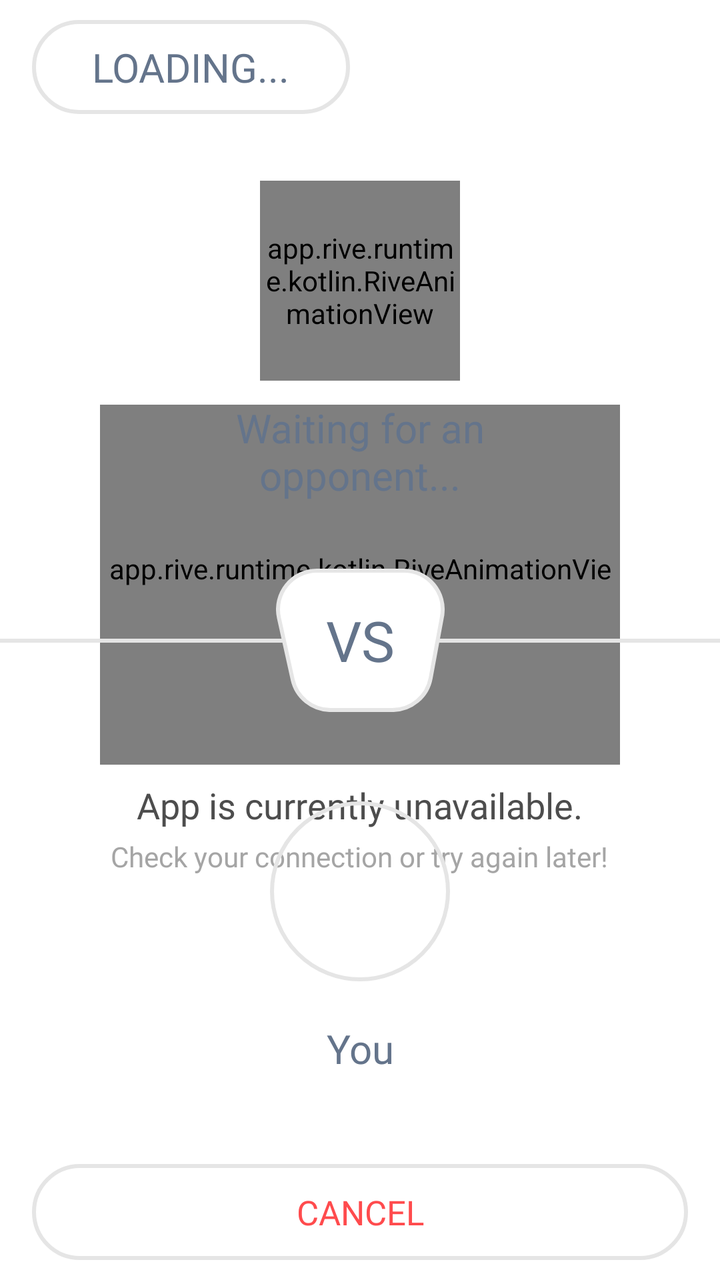
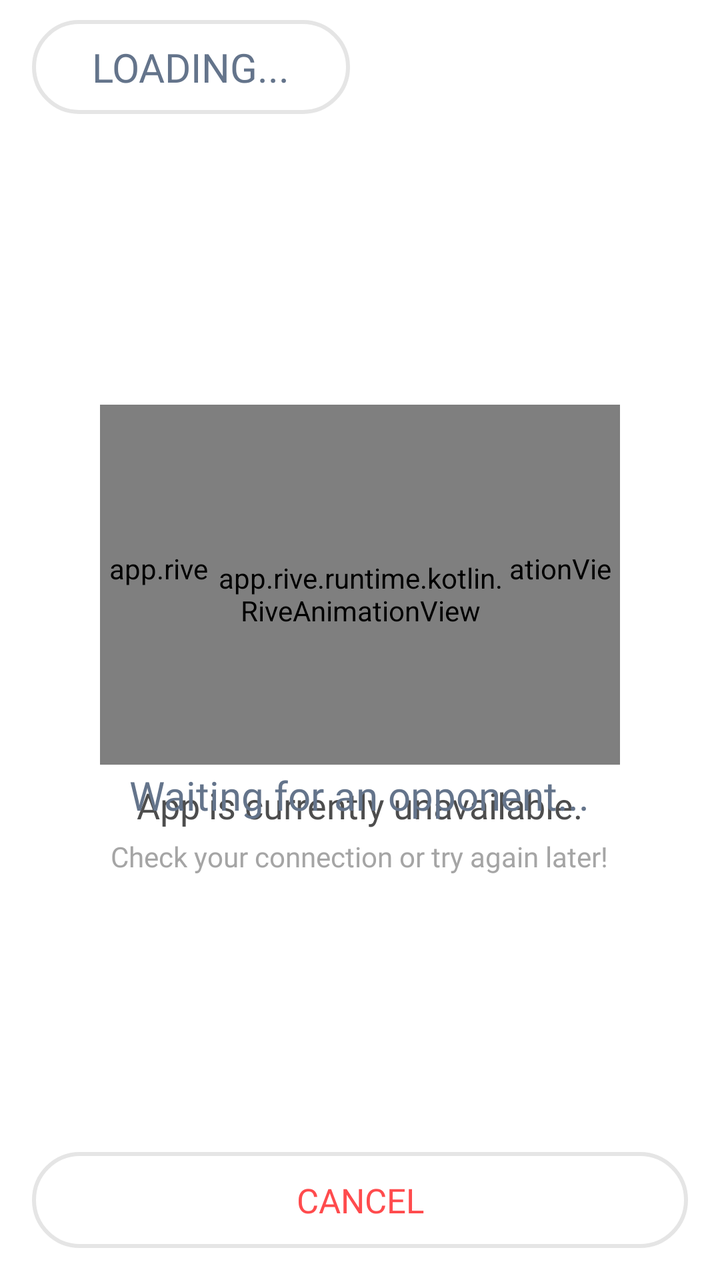

Screens rendered from an Android XML layout before and after an edit, with the pre-edit source and the edit as a unified diff.
<!-- AndroidManifest.xml: application theme Theme.Tetragon -->
<!-- res/layout/activity_private_waiting_room_math_storm.xml -->
<?xml version="1.0" encoding="utf-8"?>
<androidx.constraintlayout.widget.ConstraintLayout xmlns:android="http://schemas.android.com/apk/res/android"
    xmlns:app="http://schemas.android.com/apk/res-auto"
    xmlns:tools="http://schemas.android.com/tools"
    android:id="@+id/main"
    android:layout_width="match_parent"
    android:layout_height="match_parent"
    android:background="@color/white"
    tools:context=".ui.uiMathStormPrivate.PrivateWaitingRoomMathStorm">

    
    <LinearLayout
        android:id="@+id/internetConnection"
        android:layout_width="0dp"
        android:layout_height="wrap_content"
        android:background="@color/gray_3"
        android:gravity="center"
        android:orientation="horizontal"
        android:padding="10dp"
        android:visibility="gone"
        app:layout_constraintEnd_toEndOf="parent"
        app:layout_constraintStart_toStartOf="parent"
        app:layout_constraintTop_toTopOf="parent">

        <ImageView
            android:layout_width="20dp"
            android:layout_height="20dp"
            android:layout_marginEnd="10dp"
            android:src="@drawable/internet_lost" />

        <TextView
            android:layout_width="wrap_content"
            android:layout_height="wrap_content"
            android:fontFamily="@font/inter_semibold"
            android:text="YOU ARE OFFLINE"
            android:textColor="@color/black_3"
            android:textSize="14sp" />
    </LinearLayout>

    <LinearLayout
        android:id="@+id/offlineContainer"
        android:layout_width="0dp"
        android:layout_height="0dp"
        android:gravity="center"
        android:orientation="vertical"
        android:padding="16dp"
        app:layout_constraintBottom_toBottomOf="parent"
        app:layout_constraintEnd_toEndOf="parent"
        app:layout_constraintStart_toStartOf="parent"
        app:layout_constraintTop_toBottomOf="@id/internetConnection">

        <app.rive.runtime.kotlin.RiveAnimationView
            android:id="@+id/internet_mr_square"
            android:layout_width="260dp"
            android:layout_height="180dp"
            app:riveAutoPlay="true"
            app:riveResource="@raw/no_internet_mr_square"
            app:riveStateMachine="State Machine 1" />

        <TextView
            android:id="@+id/offlineTitle"
            android:layout_width="wrap_content"
            android:layout_height="wrap_content"
            android:layout_marginTop="8dp"
            android:fontFamily="@font/inter_semibold"
            android:text="App is currently unavailable."
            android:textColor="@color/black_3"
            android:textSize="18sp" />

        <TextView
            android:id="@+id/offlineSubtitle"
            android:layout_width="wrap_content"
            android:layout_height="wrap_content"
            android:layout_marginTop="4dp"
            android:fontFamily="@font/inter_medium"
            android:gravity="center"
            android:text="Check your connection or try again later!"
            android:textAlignment="center"
            android:textColor="@color/gray_1"
            android:textSize="14sp" />

    </LinearLayout>


    
    <androidx.constraintlayout.widget.ConstraintLayout
        android:id="@+id/mainContent"
        android:layout_width="0dp"
        android:layout_height="0dp"
        app:layout_constraintBottom_toBottomOf="parent"
        app:layout_constraintEnd_toEndOf="parent"
        app:layout_constraintStart_toStartOf="parent"
        app:layout_constraintTop_toBottomOf="@id/internetConnection">

        <androidx.constraintlayout.widget.ConstraintLayout
            android:layout_width="match_parent"
            android:layout_height="match_parent"
            android:fitsSystemWindows="true">

            
            <LinearLayout
                android:id="@+id/timerMistakeBar"
                android:layout_width="wrap_content"
                android:layout_height="wrap_content"
                android:layout_marginStart="16dp"
                android:layout_marginTop="10dp"
                android:background="@drawable/top_bar_background"
                android:clipChildren="false"
                android:clipToPadding="false"
                android:gravity="center_vertical"
                android:orientation="horizontal"
                android:padding="10dp"
                android:paddingStart="30dp"
                android:paddingEnd="30dp"
                app:layout_constraintStart_toStartOf="parent"
                app:layout_constraintTop_toTopOf="parent">

                <TextView
                    android:id="@+id/game_id_text"
                    android:layout_width="wrap_content"
                    android:layout_height="wrap_content"
                    android:fontFamily="@font/inter_semibold"
                    android:text="@string/loading"
                    android:textColor="#64748b"
                    android:textSize="20sp" />
            </LinearLayout>

            <LinearLayout
                android:id="@+id/linearLayout"
                android:layout_width="match_parent"
                android:layout_height="wrap_content"
                android:gravity="center"
                android:orientation="vertical"
                app:layout_constraintBottom_toTopOf="@+id/vs_line_container"
                app:layout_constraintTop_toBottomOf="@+id/timerMistakeBar">

                <app.rive.runtime.kotlin.RiveAnimationView
                    android:id="@+id/search_icon"
                    android:layout_width="100dp"
                    android:layout_height="100dp"
                    app:layout_constraintEnd_toEndOf="parent"
                    app:layout_constraintStart_toStartOf="parent"
                    app:layout_constraintTop_toTopOf="parent"
                    app:riveAutoPlay="true"
                    app:riveResource="@raw/search_animation"
                    app:riveStateMachine="State Machine 1" />

                <FrameLayout
                    android:id="@+id/opponentAvatarContainer"
                    android:layout_width="90dp"
                    android:layout_height="90dp"
                    android:layout_marginBottom="10dp"
                    android:background="@drawable/avatar_circle_background"
                    android:padding="5dp"
                    android:visibility="gone">

                    <ImageView
                        android:id="@+id/playerIconImage"
                        android:layout_width="match_parent"
                        android:layout_height="match_parent"
                        android:scaleType="fitCenter" />
                </FrameLayout>

                
                <TextView
                    android:id="@+id/player_two_name"
                    android:layout_width="200dp"
                    android:layout_height="wrap_content"
                    android:layout_marginTop="10dp"
                    android:fontFamily="@font/inter_semibold"
                    android:gravity="center"
                    android:text="@string/waiting_for_an_opponent"
                    android:textColor="#64748b"
                    android:textSize="20sp"
                    app:layout_constraintBottom_toTopOf="@+id/vs_line_container"
                    app:layout_constraintEnd_toEndOf="parent"
                    app:layout_constraintStart_toStartOf="parent" />
            </LinearLayout>

            
            <androidx.constraintlayout.widget.ConstraintLayout
                android:id="@+id/vs_line_container"
                android:layout_width="0dp"
                android:layout_height="wrap_content"
                app:layout_constraintBottom_toBottomOf="parent"
                app:layout_constraintEnd_toEndOf="parent"
                app:layout_constraintStart_toStartOf="parent"
                app:layout_constraintTop_toTopOf="parent">

                
                <View
                    android:id="@+id/horizontal_line"
                    android:layout_width="0dp"
                    android:layout_height="2dp"
                    android:background="#e5e5e5"
                    app:layout_constraintBottom_toBottomOf="parent"
                    app:layout_constraintEnd_toEndOf="parent"
                    app:layout_constraintStart_toStartOf="parent"
                    app:layout_constraintTop_toTopOf="parent" />

                
                <TextView
                    android:id="@+id/line_text"
                    android:layout_width="wrap_content"
                    android:layout_height="wrap_content"
                    android:background="@drawable/background_vs_text"
                    android:fontFamily="@font/inter_semibold"
                    android:gravity="center"
                    android:paddingStart="16dp"
                    android:paddingTop="10dp"
                    android:paddingEnd="16dp"
                    android:paddingBottom="10dp"
                    android:text="VS"
                    android:textColor="#64748b"
                    android:textSize="28sp"
                    app:layout_constraintBottom_toBottomOf="parent"
                    app:layout_constraintEnd_toEndOf="parent"
                    app:layout_constraintStart_toStartOf="parent"
                    app:layout_constraintTop_toTopOf="parent" />
            </androidx.constraintlayout.widget.ConstraintLayout>

            
            <FrameLayout
                android:id="@+id/cancel_button"
                android:layout_width="0dp"
                android:layout_height="wrap_content"
                android:layout_marginStart="16dp"
                android:layout_marginEnd="16dp"
                android:layout_marginBottom="10dp"
                app:layout_constraintBottom_toBottomOf="parent"
                app:layout_constraintEnd_toEndOf="parent"
                app:layout_constraintStart_toStartOf="parent">

                
                <View
                    android:layout_width="match_parent"
                    android:layout_height="48dp"
                    android:background="@drawable/custom_button" />

                
                <TextView
                    android:layout_width="match_parent"
                    android:layout_height="48dp"
                    android:fontFamily="@font/inter_semibold"
                    android:gravity="center"
                    android:text="@string/cancel"
                    android:textColor="#ff4b4d"
                    android:textSize="17sp" />
            </FrameLayout>

            <LinearLayout
                android:layout_width="match_parent"
                android:layout_height="wrap_content"
                android:gravity="center"
                android:orientation="vertical"
                app:layout_constraintBottom_toTopOf="@+id/cancel_button"
                app:layout_constraintTop_toBottomOf="@+id/vs_line_container">

                <FrameLayout
                    android:layout_width="90dp"
                    android:layout_height="90dp"
                    android:layout_marginBottom="10dp"
                    android:background="@drawable/avatar_circle_background"
                    android:padding="5dp">

                    <ImageView
                        android:id="@+id/myPlayerIconImage"
                        android:layout_width="match_parent"
                        android:layout_height="match_parent"
                        android:scaleType="fitCenter" />
                </FrameLayout>
                
                <TextView
                    android:id="@+id/player_one_name"
                    android:layout_width="200dp"
                    android:layout_height="wrap_content"
                    android:layout_marginTop="10dp"
                    android:fontFamily="@font/inter_semibold"
                    android:gravity="center"
                    android:text="@string/you"
                    android:textColor="#64748b"
                    android:textSize="20sp"
                    app:layout_constraintBottom_toTopOf="@+id/vs_line_container"
                    app:layout_constraintEnd_toEndOf="parent"
                    app:layout_constraintStart_toStartOf="parent" />
            </LinearLayout>

        </androidx.constraintlayout.widget.ConstraintLayout>

    </androidx.constraintlayout.widget.ConstraintLayout>

</androidx.constraintlayout.widget.ConstraintLayout>
<!-- resources referenced by this layout -->
<resources>
  <color name="black_3">#4d4d4d</color>
  <color name="gray_1">#A5A5A5</color>
  <color name="gray_3">#FAFAFA</color>
  <color name="white">#FFFFFFFF</color>
  <!-- drawable avatar_circle_background (drawable) -->
  <?xml version="1.0" encoding="utf-8"?>
  <shape xmlns:android="http://schemas.android.com/apk/res/android"
      android:shape="oval">/>
  
      <stroke
          android:width="2dp"
          android:color="@color/gray_2" />
  
  </shape>
  <!-- drawable background_vs_text (drawable) -->
  <vector xmlns:android="http://schemas.android.com/apk/res/android"
      android:width="84.23dp"
      android:height="71.68dp"
      android:viewportWidth="84.23"
      android:viewportHeight="71.68">
    <path
        android:pathData="M82.91,23.92l-5.7,30.89c-1.69,9.2 -9.72,15.88 -19.08,15.88h-30.88c-9.09,0 -16.97,-6.32 -18.94,-15.2L1.47,24.6C-1.22,12.48 8,1 20.4,1h43.42c12.13,0 21.28,11 19.08,22.92Z"
        android:strokeWidth="2"
        android:fillColor="#fff"
        android:strokeColor="#e6e6e6"/>
  </vector>
  <!-- drawable custom_button (drawable) -->
  <?xml version="1.0" encoding="utf-8"?>
  <shape xmlns:android="http://schemas.android.com/apk/res/android"
      android:shape="rectangle">
      <solid android:color="#ffffff"/>
      <stroke android:color="#e5e5e5"
          android:width="2dp"/>
      <corners android:radius="100dp"/>
  </shape>
  <!-- drawable internet_lost (drawable) -->
  <vector xmlns:android="http://schemas.android.com/apk/res/android"
      android:width="224.72dp"
      android:height="183.18dp"
      android:viewportWidth="224.72"
      android:viewportHeight="183.18">
    <path
        android:pathData="M11,53.38S49.3,11 112.36,11s101.36,42.38 101.36,42.38"
        android:strokeLineJoin="round"
        android:strokeWidth="22"
        android:fillColor="#00000000"
        android:strokeColor="@color/black_3"
        android:strokeLineCap="round"/>
    <path
        android:pathData="M46.42,90.33s24.92,-27.57 65.95,-27.57 65.95,27.57 65.95,27.57"
        android:strokeLineJoin="round"
        android:strokeWidth="22"
        android:fillColor="#00000000"
        android:strokeColor="@color/black_3"
        android:strokeLineCap="round"/>
    <path
        android:pathData="M75.83,127.42s13.8,-15.28 36.53,-15.28 36.53,15.28 36.53,15.28"
        android:strokeLineJoin="round"
        android:strokeWidth="22"
        android:fillColor="#00000000"
        android:strokeColor="@color/black_3"
        android:strokeLineCap="round"/>
    <path
        android:pathData="M112.36,162.45m-20.73,0a20.73,20.73 0,1 1,41.46 0a20.73,20.73 0,1 1,-41.46 0"
        android:fillColor="@color/black_3"/>
  </vector>
  <!-- drawable top_bar_background (drawable) -->
  <shape xmlns:android="http://schemas.android.com/apk/res/android" android:shape="rectangle">
      <solid android:color="#FFFFFF"/> 
      <stroke android:width="2dp" android:color="#E5E5E5"/> 
      <corners android:radius="100dp"/> 
  </shape>
  <string name="cancel">CANCEL</string>
  <string name="loading">LOADING...</string>
  <string name="waiting_for_an_opponent">Waiting for an opponent...</string>
  <string name="you">You</string>
  <style name="Theme.Tetragon" parent="Base.Theme.Tetragon" />
  <color name="gray_2">#E5E5E5</color>
  <style name="Base.Theme.Tetragon" parent="Theme.Material3.DayNight.NoActionBar">
          <item name="android:statusBarColor">@color/white</item>
          <item name="android:navigationBarColor">@color/white</item>
          <item name="android:windowLightStatusBar">true</item>
  
          <item name="android:windowBackground">@color/white</item>
          <item name="android:colorBackground">@color/white</item>
  
          <item name="android:windowIsTranslucent">false</item>
      </style>
</resources>

<!-- the commit's change to res/layout/activity_private_waiting_room_math_storm.xml (unified diff, before → after) -->
@@ -6,6 +6,7 @@
     android:layout_width="match_parent"
     android:layout_height="match_parent"
     android:background="@color/white"
+    android:fitsSystemWindows="true"
     tools:context=".ui.uiMathStormPrivate.PrivateWaitingRoomMathStorm">
 
     
@@ -81,7 +82,6 @@
 
     </LinearLayout>
 
-
     
     <androidx.constraintlayout.widget.ConstraintLayout
         android:id="@+id/mainContent"
@@ -95,7 +95,8 @@
         <androidx.constraintlayout.widget.ConstraintLayout
             android:layout_width="match_parent"
             android:layout_height="match_parent"
-            android:fitsSystemWindows="true">
+            android:clipChildren="false"
+            android:clipToPadding="false">
 
             
             <LinearLayout
@@ -125,98 +126,98 @@
                     android:textSize="20sp" />
             </LinearLayout>
 
+            
             <LinearLayout
-                android:id="@+id/linearLayout"
-                android:layout_width="match_parent"
-                android:layout_height="wrap_content"
+                android:id="@+id/searchingContainer"
+                android:layout_width="0dp"
+                android:layout_height="0dp"
                 android:gravity="center"
                 android:orientation="vertical"
-                app:layout_constraintBottom_toTopOf="@+id/vs_line_container"
+                app:layout_constraintBottom_toTopOf="@+id/cancel_button"
+                app:layout_constraintEnd_toEndOf="parent"
+                app:layout_constraintStart_toStartOf="parent"
                 app:layout_constraintTop_toBottomOf="@+id/timerMistakeBar">
 
                 <app.rive.runtime.kotlin.RiveAnimationView
                     android:id="@+id/search_icon"
-                    android:layout_width="100dp"
-                    android:layout_height="100dp"
-                    app:layout_constraintEnd_toEndOf="parent"
-                    app:layout_constraintStart_toStartOf="parent"
-                    app:layout_constraintTop_toTopOf="parent"
+                    android:layout_width="150dp"
+                    android:layout_height="150dp"
+                    app:riveAlignment="CENTER"
                     app:riveAutoPlay="true"
+                    app:riveFit="CONTAIN"
                     app:riveResource="@raw/search_animation"
                     app:riveStateMachine="State Machine 1" />
 
-                <FrameLayout
-                    android:id="@+id/opponentAvatarContainer"
-                    android:layout_width="90dp"
-                    android:layout_height="90dp"
-                    android:layout_marginBottom="10dp"
-                    android:background="@drawable/avatar_circle_background"
-                    android:padding="5dp"
-                    android:visibility="gone">
-
-                    <ImageView
-                        android:id="@+id/playerIconImage"
-                        android:layout_width="match_parent"
-                        android:layout_height="match_parent"
-                        android:scaleType="fitCenter" />
-                </FrameLayout>
-
-                
                 <TextView
-                    android:id="@+id/player_two_name"
-                    android:layout_width="200dp"
+                    android:id="@+id/searching_txt"
+                    android:layout_width="wrap_content"
                     android:layout_height="wrap_content"
-                    android:layout_marginTop="10dp"
+                    android:layout_marginTop="12dp"
                     android:fontFamily="@font/inter_semibold"
                     android:gravity="center"
                     android:text="@string/waiting_for_an_opponent"
                     android:textColor="#64748b"
-                    android:textSize="20sp"
-                    app:layout_constraintBottom_toTopOf="@+id/vs_line_container"
-                    app:layout_constraintEnd_toEndOf="parent"
-                    app:layout_constraintStart_toStartOf="parent" />
+                    android:textSize="20sp" />
             </LinearLayout>
 
             
             <androidx.constraintlayout.widget.ConstraintLayout
-                android:id="@+id/vs_line_container"
-                android:layout_width="0dp"
-                android:layout_height="wrap_content"
-                app:layout_constraintBottom_toBottomOf="parent"
-                app:layout_constraintEnd_toEndOf="parent"
-                app:layout_constraintStart_toStartOf="parent"
-                app:layout_constraintTop_toTopOf="parent">
-
-                
-                <View
-                    android:id="@+id/horizontal_line"
+                android:id="@+id/opponentSection"
+                android:layout_width="0dp"
+                android:layout_height="0dp"
+                android:clipChildren="false"
+                android:clipToPadding="false"
+                android:visibility="gone"
+                app:layout_constraintBottom_toTopOf="@+id/mySection"
+                app:layout_constraintEnd_toEndOf="parent"
+                app:layout_constraintStart_toStartOf="parent"
+                app:layout_constraintTop_toBottomOf="@+id/timerMistakeBar"
+                app:layout_constraintVertical_weight="1">
+
+                <app.rive.runtime.kotlin.RiveAnimationView
+                    android:id="@+id/opponentPlayerIconImage"
                     android:layout_width="0dp"
-                    android:layout_height="2dp"
-                    android:background="#e5e5e5"
+                    android:layout_height="0dp"
+                    android:translationY="-32dp"
                     app:layout_constraintBottom_toBottomOf="parent"
                     app:layout_constraintEnd_toEndOf="parent"
                     app:layout_constraintStart_toStartOf="parent"
-                    app:layout_constraintTop_toTopOf="parent" />
-
-                
-                <TextView
-                    android:id="@+id/line_text"
-                    android:layout_width="wrap_content"
-                    android:layout_height="wrap_content"
-                    android:background="@drawable/background_vs_text"
-                    android:fontFamily="@font/inter_semibold"
-                    android:gravity="center"
-                    android:paddingStart="16dp"
-                    android:paddingTop="10dp"
-                    android:paddingEnd="16dp"
-                    android:paddingBottom="10dp"
-                    android:text="VS"
-                    android:textColor="#64748b"
-                    android:textSize="28sp"
+                    app:layout_constraintTop_toTopOf="parent"
+                    app:riveAlignment="BOTTOM_CENTER"
+                    app:riveAutoPlay="true"
+                    app:riveFit="FIT_WIDTH"
+                    app:riveResource="@raw/avatar_math_storm"
+                    app:riveStateMachine="State Machine 1" />
+            </androidx.constraintlayout.widget.ConstraintLayout>
+
+            
+            <androidx.constraintlayout.widget.ConstraintLayout
+                android:id="@+id/mySection"
+                android:layout_width="0dp"
+                android:layout_height="0dp"
+                android:clipChildren="false"
+                android:clipToPadding="false"
+                android:visibility="gone"
+                app:layout_constraintBottom_toTopOf="@+id/cancel_button"
+                app:layout_constraintEnd_toEndOf="parent"
+                app:layout_constraintStart_toStartOf="parent"
+                app:layout_constraintTop_toBottomOf="@+id/opponentSection"
+                app:layout_constraintVertical_weight="1">
+
+                <app.rive.runtime.kotlin.RiveAnimationView
+                    android:id="@+id/myPlayerIconImage"
+                    android:layout_width="0dp"
+                    android:layout_height="0dp"
+                    android:translationY="-56dp"
                     app:layout_constraintBottom_toBottomOf="parent"
                     app:layout_constraintEnd_toEndOf="parent"
                     app:layout_constraintStart_toStartOf="parent"
-                    app:layout_constraintTop_toTopOf="parent" />
+                    app:layout_constraintTop_toTopOf="parent"
+                    app:riveAlignment="BOTTOM_CENTER"
+                    app:riveAutoPlay="true"
+                    app:riveFit="FIT_WIDTH"
+                    app:riveResource="@raw/avatar_math_storm"
+                    app:riveStateMachine="State Machine 1" />
             </androidx.constraintlayout.widget.ConstraintLayout>
 
             
@@ -226,18 +227,16 @@
                 android:layout_height="wrap_content"
                 android:layout_marginStart="16dp"
                 android:layout_marginEnd="16dp"
-                android:layout_marginBottom="10dp"
+                android:layout_marginBottom="16dp"
                 app:layout_constraintBottom_toBottomOf="parent"
                 app:layout_constraintEnd_toEndOf="parent"
                 app:layout_constraintStart_toStartOf="parent">
 
-                
                 <View
                     android:layout_width="match_parent"
                     android:layout_height="48dp"
                     android:background="@drawable/custom_button" />
 
-                
                 <TextView
                     android:layout_width="match_parent"
                     android:layout_height="48dp"
@@ -248,45 +247,7 @@
                     android:textSize="17sp" />
             </FrameLayout>
 
-            <LinearLayout
-                android:layout_width="match_parent"
-                android:layout_height="wrap_content"
-                android:gravity="center"
-                android:orientation="vertical"
-                app:layout_constraintBottom_toTopOf="@+id/cancel_button"
-                app:layout_constraintTop_toBottomOf="@+id/vs_line_container">
-
-                <FrameLayout
-                    android:layout_width="90dp"
-                    android:layout_height="90dp"
-                    android:layout_marginBottom="10dp"
-                    android:background="@drawable/avatar_circle_background"
-                    android:padding="5dp">
-
-                    <ImageView
-                        android:id="@+id/myPlayerIconImage"
-                        android:layout_width="match_parent"
-                        android:layout_height="match_parent"
-                        android:scaleType="fitCenter" />
-                </FrameLayout>
-                
-                <TextView
-                    android:id="@+id/player_one_name"
-                    android:layout_width="200dp"
-                    android:layout_height="wrap_content"
-                    android:layout_marginTop="10dp"
-                    android:fontFamily="@font/inter_semibold"
-                    android:gravity="center"
-                    android:text="@string/you"
-                    android:textColor="#64748b"
-                    android:textSize="20sp"
-                    app:layout_constraintBottom_toTopOf="@+id/vs_line_container"
-                    app:layout_constraintEnd_toEndOf="parent"
-                    app:layout_constraintStart_toStartOf="parent" />
-            </LinearLayout>
-
         </androidx.constraintlayout.widget.ConstraintLayout>
-
     </androidx.constraintlayout.widget.ConstraintLayout>
 
 </androidx.constraintlayout.widget.ConstraintLayout>
<!-- resource entries referenced after the edit -->
@@ -4,28 +4,6 @@
   <color name="gray_1">#A5A5A5</color>
   <color name="gray_3">#FAFAFA</color>
   <color name="white">#FFFFFFFF</color>
-  <!-- drawable avatar_circle_background (drawable) -->
-  <?xml version="1.0" encoding="utf-8"?>
-  <shape xmlns:android="http://schemas.android.com/apk/res/android"
-      android:shape="oval">/>
-  
-      <stroke
-          android:width="2dp"
-          android:color="@color/gray_2" />
-  
-  </shape>
-  <!-- drawable background_vs_text (drawable) -->
-  <vector xmlns:android="http://schemas.android.com/apk/res/android"
-      android:width="84.23dp"
-      android:height="71.68dp"
-      android:viewportWidth="84.23"
-      android:viewportHeight="71.68">
-    <path
-        android:pathData="M82.91,23.92l-5.7,30.89c-1.69,9.2 -9.72,15.88 -19.08,15.88h-30.88c-9.09,0 -16.97,-6.32 -18.94,-15.2L1.47,24.6C-1.22,12.48 8,1 20.4,1h43.42c12.13,0 21.28,11 19.08,22.92Z"
-        android:strokeWidth="2"
-        android:fillColor="#fff"
-        android:strokeColor="#e6e6e6"/>
-  </vector>
   <!-- drawable custom_button (drawable) -->
   <?xml version="1.0" encoding="utf-8"?>
   <shape xmlns:android="http://schemas.android.com/apk/res/android"
@@ -75,9 +53,7 @@
   <string name="cancel">CANCEL</string>
   <string name="loading">LOADING...</string>
   <string name="waiting_for_an_opponent">Waiting for an opponent...</string>
-  <string name="you">You</string>
   <style name="Theme.Tetragon" parent="Base.Theme.Tetragon" />
-  <color name="gray_2">#E5E5E5</color>
   <style name="Base.Theme.Tetragon" parent="Theme.Material3.DayNight.NoActionBar">
           <item name="android:statusBarColor">@color/white</item>
           <item name="android:navigationBarColor">@color/white</item>
